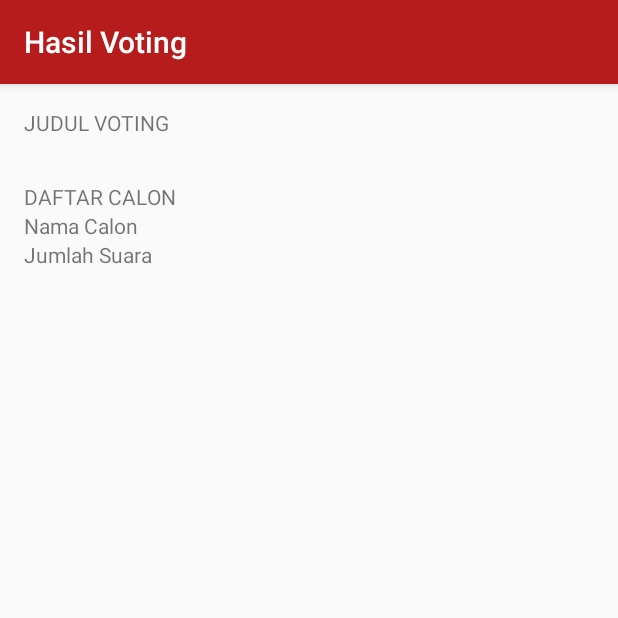
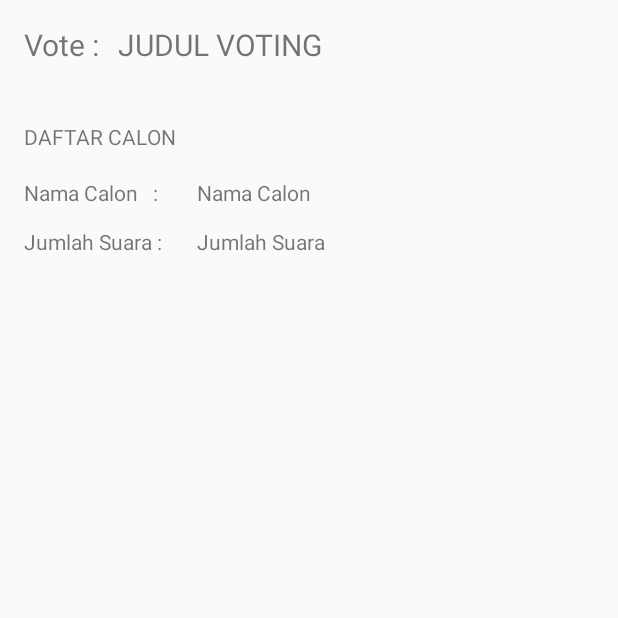
Before and after one commit to arinirae/VoteApp, an Android app: the fragment HasilFragment shown on its own in the app's theme, on a phone screen of 412 x 824 dp, the top half of it. Run offline under Robolectric (Android 15) with nearby library versions, the phone set to English and light mode, and no system bars; libraries missing offline, so code that uses them is left out: com.firebase.client.

Commit message:
Merge branch 'master' of D:\Android22\VoteApp with conflicts.

```diff
--- a/app/src/main/res/layout/activity_hasil_vote.xml
+++ b/app/src/main/res/layout/activity_hasil_vote.xml
@@ -1,5 +1,5 @@
 <?xml version="1.0" encoding="utf-8"?>
-<LinearLayout xmlns:android="http://schemas.android.com/apk/res/android"
+<RelativeLayout xmlns:android="http://schemas.android.com/apk/res/android"
     xmlns:tools="http://schemas.android.com/tools"
     android:id="@+id/activity_hasil_vote"
     android:layout_width="match_parent"
@@ -9,31 +9,80 @@
     android:paddingLeft="@dimen/activity_horizontal_margin"
     android:paddingRight="@dimen/activity_horizontal_margin"
     android:paddingTop="@dimen/activity_vertical_margin"
-    tools:context="id.sch.smktelkom_mlg.project.xiirpl109192939.voteapp.HasilFragment">
+    tools:context="id.sch.smktelkom_mlg.project.xiirpl109192939.voteapp.HasilActivity">
+
+    <TextView
+        android:text="Vote :"
+        android:layout_width="wrap_content"
+        android:layout_height="wrap_content"
+        android:id="@+id/textView11"
+        android:layout_gravity="center_horizontal"
+        android:textSize="20sp"
+        android:layout_alignParentTop="true"
+        android:layout_alignParentLeft="true"
+        android:layout_alignParentStart="true" />
 
     <TextView
         android:text="JUDUL VOTING "
-        android:layout_width="match_parent"
+        android:layout_width="wrap_content"
         android:layout_height="wrap_content"
         android:id="@+id/textViewJudul"
-        android:layout_marginBottom="30dp" />
+        android:layout_gravity="center_horizontal"
+        android:textSize="20sp"
+        android:layout_marginLeft="12dp"
+        android:layout_marginStart="12dp"
+        android:layout_alignParentTop="true"
+        android:layout_toRightOf="@+id/textView11"
+        android:layout_toEndOf="@+id/textView11" />
 
     <TextView
         android:text="DAFTAR CALON "
         android:layout_width="match_parent"
         android:layout_height="wrap_content"
-        android:id="@+id/textView6" />
+        android:id="@+id/textView6"
+        android:layout_marginTop="38dp"
+        android:layout_below="@+id/textView11"
+        android:layout_alignParentLeft="true"
+        android:layout_alignParentStart="true" />
 
     <TextView
-        android:text="Nama Calon"
+        android:text="Nama Calon "
         android:layout_width="wrap_content"
         android:layout_height="wrap_content"
-        android:id="@+id/textViewNamaCalon" />
+        android:id="@+id/textViewNamaCalon"
+        android:layout_marginTop="18dp"
+        android:layout_below="@+id/textView6"
+        android:layout_alignLeft="@+id/textViewJumSuara"
+        android:layout_alignStart="@+id/textViewJumSuara" />
 
     <TextView
-        android:text="Jumlah Suara"
+        android:text="Jumlah Suara :"
         android:layout_width="wrap_content"
         android:layout_height="wrap_content"
-        android:id="@+id/textViewJumSuara" />
+        android:id="@+id/textView13"
+        android:layout_alignBaseline="@+id/textViewJumSuara"
+        android:layout_alignBottom="@+id/textViewJumSuara"
+        android:layout_alignParentLeft="true"
+        android:layout_alignParentStart="true" />
 
-</LinearLayout>
+    <TextView
+        android:text="Nama Calon   :"
+        android:layout_width="wrap_content"
+        android:layout_height="wrap_content"
+        android:id="@+id/textView15"
+        android:layout_alignBaseline="@+id/textViewNamaCalon"
+        android:layout_alignBottom="@+id/textViewNamaCalon"
+        android:layout_alignParentLeft="true"
+        android:layout_alignParentStart="true" />
+
+    <TextView
+        android:text="Jumlah Suara "
+        android:layout_width="wrap_content"
+        android:layout_height="wrap_content"
+        android:id="@+id/textViewJumSuara"
+        android:layout_marginTop="13dp"
+        android:layout_below="@+id/textView15"
+        android:layout_alignRight="@+id/textViewJudul"
+        android:layout_alignEnd="@+id/textViewJudul" />
+
+</RelativeLayout>
--- a/app/src/main/res/values/styles.xml
+++ b/app/src/main/res/values/styles.xml
@@ -6,6 +6,8 @@
         <item name="colorPrimary">@color/colorPrimary</item>
         <item name="colorPrimaryDark">@color/colorPrimaryDark</item>
         <item name="colorAccent">@color/colorAccent</item>
+        <item name="windowActionBar">false</item>
+        <item name="windowNoTitle">true</item>
     </style>
 
     <style name="AppTheme.NoActionBar">
```
Also changed, not shown: app/src/main/AndroidManifest.xml (+5 -5 lines), app/src/main/java/id/sch/smktelkom_mlg/project/xiirpl109192939/voteapp/AppIntroActivity.java (added, +202 -0 lines), app/src/main/java/id/sch/smktelkom_mlg/project/xiirpl109192939/voteapp/PrefManager.java (added, +38 -0 lines), app/src/main/res/layout/activity_app_intro.xml (added, +51 -0 lines), app/src/main/res/layout/intro_1.xml (added, +40 -0 lines), app/src/main/res/layout/intro_2.xml (added, +40 -0 lines), app/src/main/res/layout/intro_3.xml (added, +40 -0 lines), app/src/main/res/layout/intro_4.xml (added, +40 -0 lines), app/src/main/res/values/colors.xml (+32 -0 lines), app/src/main/res/values/dimens.xml (+7 -0 lines), app/src/main/res/drawable/check.png (added), app/src/main/res/drawable/clock.png (added), app/src/main/res/drawable/phone.png (added).
